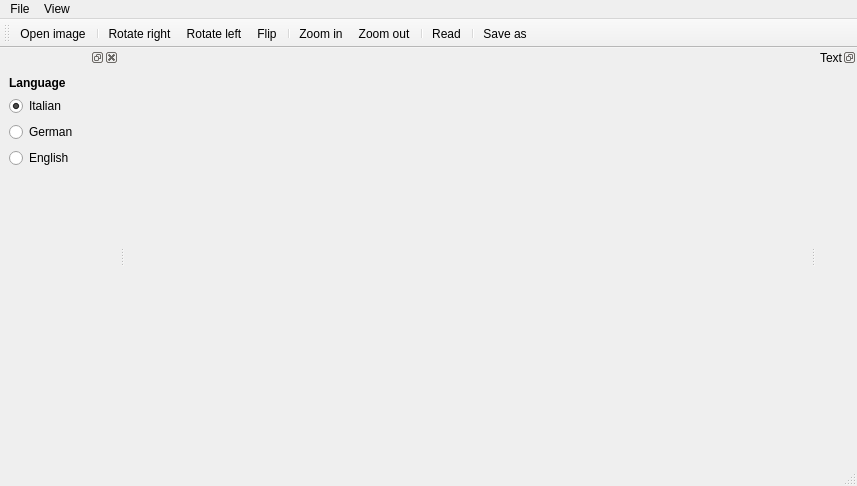
Above: ui_lector.ui from zdenop/lector before the change. Below: the same form after it.
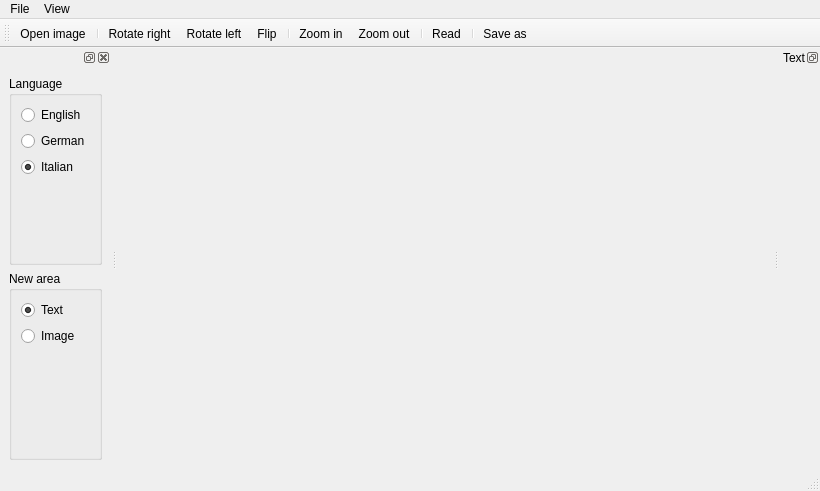
That is the form after the change. Icons and pictures are not drawn.

Commit message: Importing image-area branch

Diff of the .ui file:
```diff
--- a/ui_lector.ui
+++ b/ui_lector.ui
@@ -5,8 +5,8 @@
    <rect>
     <x>0</x>
     <y>0</y>
-    <width>857</width>
-    <height>486</height>
+    <width>820</width>
+    <height>491</height>
    </rect>
   </property>
   <property name="windowTitle" >
@@ -18,11 +18,11 @@
     <rect>
      <x>0</x>
      <y>0</y>
-     <width>857</width>
-     <height>25</height>
+     <width>820</width>
+     <height>22</height>
     </rect>
    </property>
-   <widget class="QMenu" name="menuProva" >
+   <widget class="QMenu" name="menuFile" >
     <property name="title" >
      <string>File</string>
     </property>
@@ -42,7 +42,7 @@
     <addaction name="actionZoomOut" />
     <addaction name="actionZoomIn" />
    </widget>
-   <addaction name="menuProva" />
+   <addaction name="menuFile" />
    <addaction name="menuView" />
   </widget>
   <widget class="QStatusBar" name="statusbar" />
@@ -78,74 +78,6 @@
    <addaction name="separator" />
    <addaction name="actionSaveAs" />
   </widget>
-  <widget class="QDockWidget" name="dockWidget" >
-   <property name="minimumSize" >
-    <size>
-     <width>80</width>
-     <height>0</height>
-    </size>
-   </property>
-   <property name="windowTitle" >
-    <string/>
-   </property>
-   <attribute name="dockWidgetArea" >
-    <number>1</number>
-   </attribute>
-   <widget class="QWidget" name="dockWidgetContents" >
-    <layout class="QVBoxLayout" >
-     <item>
-      <widget class="QLabel" name="label" >
-       <property name="font" >
-        <font>
-         <weight>75</weight>
-         <bold>true</bold>
-        </font>
-       </property>
-       <property name="text" >
-        <string>Language</string>
-       </property>
-      </widget>
-     </item>
-     <item>
-      <widget class="QRadioButton" name="rbtn_ita" >
-       <property name="text" >
-        <string>Italian</string>
-       </property>
-       <property name="checked" >
-        <bool>true</bool>
-       </property>
-      </widget>
-     </item>
-     <item>
-      <widget class="QRadioButton" name="rbtn_deu" >
-       <property name="text" >
-        <string>German</string>
-       </property>
-      </widget>
-     </item>
-     <item>
-      <widget class="QRadioButton" name="rbtn_eng" >
-       <property name="text" >
-        <string>English</string>
-       </property>
-      </widget>
-     </item>
-     <item>
-      <spacer>
-       <property name="orientation" >
-        <enum>Qt::Vertical</enum>
-       </property>
-       <property name="sizeHint" >
-        <size>
-         <width>101</width>
-         <height>259</height>
-        </size>
-       </property>
-      </spacer>
-     </item>
-    </layout>
-   </widget>
-  </widget>
   <widget class="QDockWidget" name="textBrowserDock" >
    <property name="sizePolicy" >
     <sizepolicy vsizetype="Preferred" hsizetype="Preferred" >
@@ -166,6 +98,115 @@
     <layout class="QVBoxLayout" />
    </widget>
   </widget>
+  <widget class="QDockWidget" name="dockWidget" >
+   <property name="minimumSize" >
+    <size>
+     <width>80</width>
+     <height>0</height>
+    </size>
+   </property>
+   <property name="windowTitle" >
+    <string/>
+   </property>
+   <attribute name="dockWidgetArea" >
+    <number>1</number>
+   </attribute>
+   <widget class="QWidget" name="dockWidgetContents" >
+    <layout class="QVBoxLayout" >
+     <item>
+      <widget class="QGroupBox" name="groupBox_language" >
+       <property name="title" >
+        <string>Language</string>
+       </property>
+       <property name="flat" >
+        <bool>true</bool>
+       </property>
+       <layout class="QVBoxLayout" >
+        <item>
+         <widget class="QRadioButton" name="rbtn_eng" >
+          <property name="text" >
+           <string>English</string>
+          </property>
+         </widget>
+        </item>
+        <item>
+         <widget class="QRadioButton" name="rbtn_deu" >
+          <property name="text" >
+           <string>German</string>
+          </property>
+         </widget>
+        </item>
+        <item>
+         <widget class="QRadioButton" name="rbtn_ita" >
+          <property name="text" >
+           <string>Italian</string>
+          </property>
+          <property name="checked" >
+           <bool>true</bool>
+          </property>
+         </widget>
+        </item>
+        <item>
+         <spacer>
+          <property name="orientation" >
+           <enum>Qt::Vertical</enum>
+          </property>
+          <property name="sizeHint" >
+           <size>
+            <width>20</width>
+            <height>40</height>
+           </size>
+          </property>
+         </spacer>
+        </item>
+       </layout>
+      </widget>
+     </item>
+     <item>
+      <widget class="QGroupBox" name="groupBox_areaType" >
+       <property name="title" >
+        <string>New area</string>
+       </property>
+       <property name="flat" >
+        <bool>true</bool>
+       </property>
+       <layout class="QVBoxLayout" >
+        <item>
+         <widget class="QRadioButton" name="rbtn_text" >
+          <property name="text" >
+           <string>Text</string>
+          </property>
+          <property name="checked" >
+           <bool>true</bool>
+          </property>
+         </widget>
+        </item>
+        <item>
+         <widget class="QRadioButton" name="rbtn_image" >
+          <property name="text" >
+           <string>Image</string>
+          </property>
+         </widget>
+        </item>
+        <item>
+         <spacer>
+          <property name="orientation" >
+           <enum>Qt::Vertical</enum>
+          </property>
+          <property name="sizeHint" >
+           <size>
+            <width>20</width>
+            <height>40</height>
+           </size>
+          </property>
+         </spacer>
+        </item>
+       </layout>
+      </widget>
+     </item>
+    </layout>
+   </widget>
+  </widget>
   <action name="actionOpen" >
    <property name="icon" >
     <iconset resource="resources.qrc" >:/icons/icons/fileopen.png</iconset>
```
Left out of the diff: 2 changed lines with no effect on the pictures. The commit also changes 4 other files.
